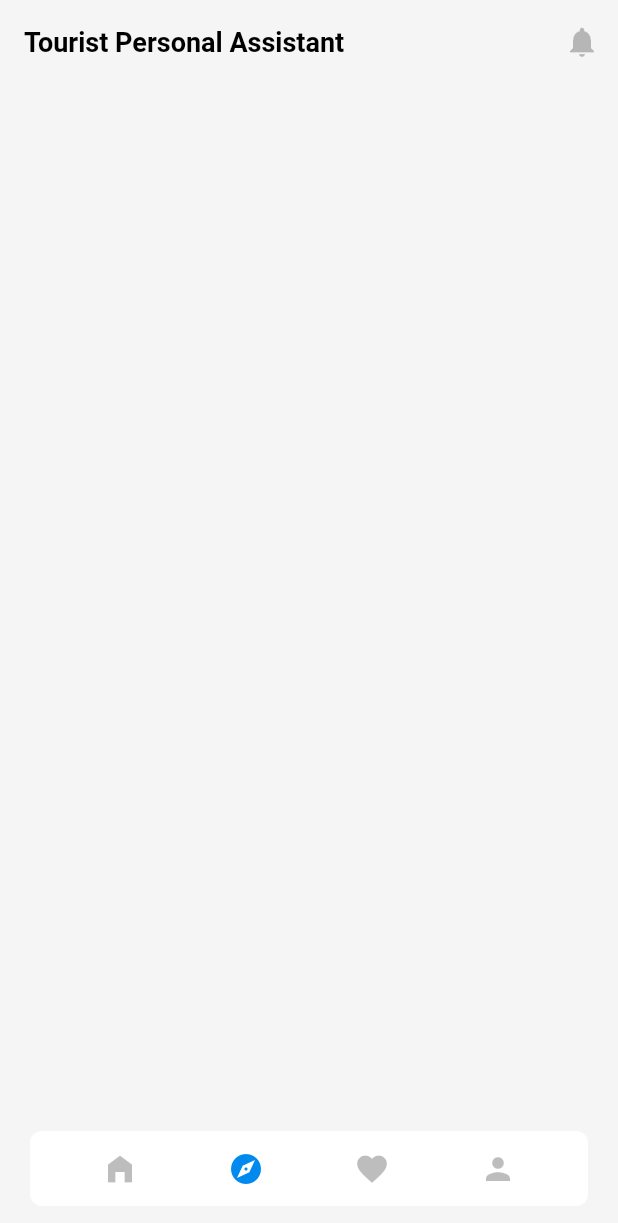
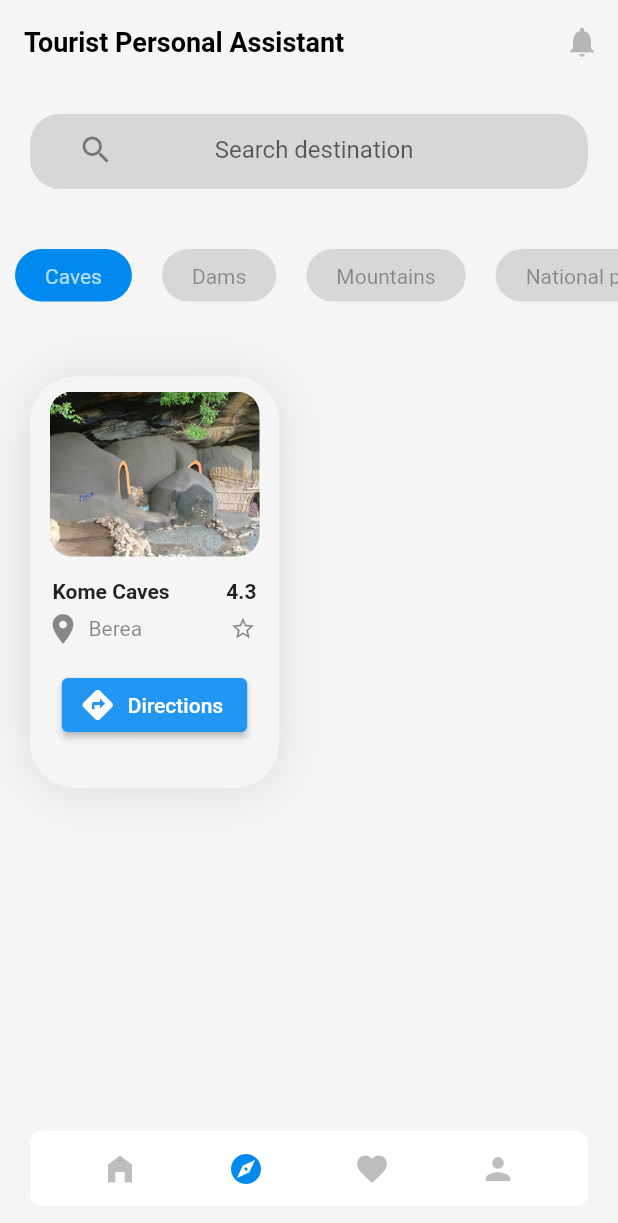
Before and after one commit to KNkoe/Tourist-personal-assistant-app, a Flutter app: the screen it shows after launch, after a tap on the "explore" icon, on a phone screen of 412 x 824 dp. Shown: the top 1223 px of the screen. Run offline on Flutter 3.47's test engine with Material 2 defaults, Android fonts, the phone set to English and light mode, and no system bars.

Commit message:
update UI

```diff
--- a/tourist_personal_assistant/lib/main.dart
+++ b/tourist_personal_assistant/lib/main.dart
@@ -1,5 +1,7 @@
 import 'package:flutter/material.dart';
 import 'package:tourist_personal_assistant/widgets/theme.dart';
+
+import 'screens/home.dart';
 
 void main() {
   runApp(const MyApp());
@@ -18,84 +20,3 @@ class MyApp extends StatelessWidget {
     );
   }
 }
-
-class MyHomePage extends StatefulWidget {
-  const MyHomePage({super.key});
-
-  @override
-  State<MyHomePage> createState() => _MyHomePageState();
-}
-
-class _MyHomePageState extends State<MyHomePage> {
-  int selectedIndex = 0;
-  @override
-  Widget build(BuildContext context) {
-    return Scaffold(
-      appBar: AppBar(
-        title: const Text('Tourist Personal Assistant'),
-        elevation: 0,
-        backgroundColor: Colors.transparent,
-        actions: [
-          IconButton(
-              onPressed: () {},
-              icon: const Icon(
-                Icons.notifications,
-                color: Colors.black26,
-              ))
-        ],
-      ),
-      bottomNavigationBar: Container(
-        margin: const EdgeInsets.only(left: 20, right: 20, bottom: 20),
-        width: double.infinity,
-        height: 50,
-        decoration: BoxDecoration(
-            color: Colors.white, borderRadius: BorderRadius.circular(8)),
-        child: Row(
-          mainAxisAlignment: MainAxisAlignment.spaceEvenly,
-          children: [
-            IconButton(
-                onPressed: () {
-                  setState(() {
-                    selectedIndex = 0;
-                  });
-                },
-                color: selectedIndex == 0
-                    ? Theme.of(context).primaryColor
-                    : Colors.black26,
-                icon: const Icon(Icons.home_filled)),
-            IconButton(
-                onPressed: () {
-                  setState(() {
-                    selectedIndex = 1;
-                  });
-                },
-                color: selectedIndex == 1
-                    ? Theme.of(context).primaryColor
-                    : Colors.black26,
-                icon: const Icon(Icons.explore)),
-            IconButton(
-                onPressed: () {
-                  setState(() {
-                    selectedIndex = 2;
-                  });
-                },
-                color: selectedIndex == 2
-                    ? Theme.of(context).primaryColor
-                    : Colors.black26,
-                icon: const Icon(Icons.favorite)),
-            IconButton(
-                onPressed: () {
-                  setState(() {
-                    selectedIndex = 3;
-                  });
-                },
-                color: selectedIndex == 3
-                    ? Theme.of(context).primaryColor
-                    : Colors.black26,
-                icon: const Icon(Icons.person))
-          ],
-        ),
-      ),
-    );
-  }
-}
--- /dev/null
+++ b/tourist_personal_assistant/lib/screens/home.dart
@@ -0,0 +1,265 @@
+import 'package:flutter/material.dart';
+import 'package:tourist_personal_assistant/widgets/responsive.dart';
+import 'package:animations/animations.dart';
+
+class MyHomePage extends StatefulWidget {
+  const MyHomePage({super.key});
+
+  @override
+  State<MyHomePage> createState() => _MyHomePageState();
+}
+
+class _MyHomePageState extends State<MyHomePage> {
+  final ScrollController _scrollController = ScrollController();
+
+  int selectedNavBarIndex = 0;
+  int selectedTabIndex = 0;
+
+  List<String> destinations = [
+    "Caves",
+    "Dams",
+    "Mountains",
+    "National parks",
+    "Water falls",
+    "Mines"
+  ];
+
+  @override
+  Widget build(BuildContext context) {
+    return Scaffold(
+      appBar: AppBar(
+        title: const Text('Tourist Personal Assistant'),
+        elevation: 0,
+        backgroundColor: Colors.transparent,
+        actions: [
+          IconButton(
+              onPressed: () {},
+              icon: const Icon(
+                Icons.notifications,
+                color: Colors.black26,
+              ))
+        ],
+      ),
+      body: Column(
+        children: [
+          Container(
+            margin: const EdgeInsets.all(20),
+            width: double.infinity,
+            padding: const EdgeInsets.only(left: 20, right: 20),
+            height: 50,
+            decoration: BoxDecoration(
+                color: Colors.black12, borderRadius: BorderRadius.circular(20)),
+            child: TextField(
+              cursorHeight: 20,
+              decoration: InputDecoration(
+                  border: InputBorder.none,
+                  prefixIcon: const Icon(Icons.search),
+                  floatingLabelBehavior: FloatingLabelBehavior.never,
+                  label: const Center(child: Text('Search destination')),
+                  contentPadding: EdgeInsets.only(
+                      bottom: 10, right: screenSize(context).width * 0.1)),
+            ),
+          ),
+          const SizedBox(
+            height: 20,
+          ),
+          SizedBox(
+            width: screenSize(context).width,
+            height: 35,
+            child: ListView(
+              scrollDirection: Axis.horizontal,
+              physics: const BouncingScrollPhysics(),
+              controller: _scrollController,
+              children: destinations
+                  .map((destination) => GestureDetector(
+                        onTap: () {
+                          setState(() {
+                            selectedTabIndex =
+                                destinations.indexOf(destination);
+                          });
+                          if (destinations.indexOf(destination) > 2) {
+                            _scrollController.animateTo(200,
+                                duration: const Duration(seconds: 1),
+                                curve: Curves.ease);
+                          }
+                        },
+                        child: Container(
+                          padding: const EdgeInsets.symmetric(
+                              horizontal: 20, vertical: 10),
+                          margin: const EdgeInsets.symmetric(horizontal: 10),
+                          decoration: BoxDecoration(
+                            borderRadius: BorderRadius.circular(20),
+                            color: selectedTabIndex ==
+                                    destinations.indexOf(destination)
+                                ? Theme.of(context).primaryColor
+                                : Colors.black12,
+                          ),
+                          child: Text(
+                            destination,
+                            style: TextStyle(
+                                color: selectedTabIndex ==
+                                        destinations.indexOf(destination)
+                                    ? Colors.white70
+                                    : Colors.black38),
+                          ),
+                        ),
+                      ))
+                  .toList(),
+            ),
+          ),
+          const SizedBox(
+            height: 40,
+          ),
+          Expanded(
+              child: GridView.count(
+            childAspectRatio: 0.7,
+            controller: ScrollController(keepScrollOffset: false),
+            physics: const BouncingScrollPhysics(),
+            crossAxisCount: 2,
+            children: [
+              Container(
+                margin:
+                    const EdgeInsets.symmetric(horizontal: 20, vertical: 10),
+                padding:
+                    const EdgeInsets.symmetric(vertical: 10, horizontal: 10),
+                width: screenSize(context).width * 0.4,
+                decoration: BoxDecoration(
+                    borderRadius: BorderRadius.circular(30),
+                    color: Theme.of(context).scaffoldBackgroundColor,
+                    boxShadow: [
+                      BoxShadow(
+                          color: Colors.black.withOpacity(0.1),
+                          blurRadius: 30,
+                          spreadRadius: 0,
+                          offset: const Offset(0, 1))
+                    ]),
+                child: OpenContainer(
+                  closedElevation: 0,
+                  closedColor: Colors.transparent,
+                  closedBuilder: (context, action) => Column(
+                    children: [
+                      Container(
+                        height: 110,
+                        width: 140,
+                        decoration: BoxDecoration(
+                            borderRadius: BorderRadius.circular(15),
+                            image: const DecorationImage(
+                                fit: BoxFit.cover,
+                                image: AssetImage(
+                                    "assets/images/Caves/Kome caves/cover.jpg"))),
+                      ),
+                      const SizedBox(
+                        height: 10,
+                      ),
+                      Padding(
+                        padding: const EdgeInsets.all(5),
+                        child: Row(
+                          mainAxisAlignment: MainAxisAlignment.spaceBetween,
+                          children: const [
+                            Text(
+                              "Kome Caves",
+                              style: TextStyle(fontWeight: FontWeight.bold),
+                            ),
+                            Text(
+                              "4.3",
+                              style: TextStyle(fontWeight: FontWeight.bold),
+                            )
+                          ],
+                        ),
+                      ),
+                      Padding(
+                        padding: const EdgeInsets.only(right: 5),
+                        child: Row(
+                          mainAxisAlignment: MainAxisAlignment.spaceBetween,
+                          children: [
+                            Row(
+                              children: const [
+                                Icon(Icons.location_on, color: Colors.black45),
+                                SizedBox(
+                                  width: 5,
+                                ),
+                                Text(
+                                  "Berea",
+                                  style: TextStyle(color: Colors.black45),
+                                ),
+                              ],
+                            ),
+                            const Icon(
+                              Icons.star_border,
+                              size: 18,
+                              color: Colors.black45,
+                            )
+                          ],
+                        ),
+                      ),
+                      const SizedBox(
+                        height: 15,
+                      ),
+                      ElevatedButton.icon(
+                          onPressed: () {},
+                          icon: const Icon(Icons.directions),
+                          label: const Text('Directions'))
+                    ],
+                  ),
+                  openBuilder: (context, action) => Container(),
+                ),
+              )
+            ],
+          ))
+        ],
+      ),
+      bottomNavigationBar: Container(
+        margin: const EdgeInsets.only(left: 20, right: 20, bottom: 20),
+        width: double.infinity,
+        height: 50,
+        decoration: BoxDecoration(
+            color: Colors.white, borderRadius: BorderRadius.circular(8)),
+        child: Row(
+          mainAxisAlignment: MainAxisAlignment.spaceEvenly,
+          children: [
+            IconButton(
+                onPressed: () {
+                  setState(() {
+                    selectedNavBarIndex = 0;
+                  });
+                },
+                color: selectedNavBarIndex == 0
+                    ? Theme.of(context).primaryColor
+                    : Colors.black26,
+                icon: const Icon(Icons.home_filled)),
+            IconButton(
+                onPressed: () {
+                  setState(() {
+                    selectedNavBarIndex = 1;
+                  });
+                },
+                color: selectedNavBarIndex == 1
+                    ? Theme.of(context).primaryColor
+                    : Colors.black26,
+                icon: const Icon(Icons.explore)),
+            IconButton(
+                onPressed: () {
+                  setState(() {
+                    selectedNavBarIndex = 2;
+                  });
+                },
+                color: selectedNavBarIndex == 2
+                    ? Theme.of(context).primaryColor
+                    : Colors.black26,
+                icon: const Icon(Icons.favorite)),
+            IconButton(
+                onPressed: () {
+                  setState(() {
+                    selectedNavBarIndex = 3;
+                  });
+                },
+                color: selectedNavBarIndex == 3
+                    ? Theme.of(context).primaryColor
+                    : Colors.black26,
+                icon: const Icon(Icons.person))
+          ],
+        ),
+      ),
+    );
+  }
+}
--- a/tourist_personal_assistant/pubspec.yaml
+++ b/tourist_personal_assistant/pubspec.yaml
@@ -36,6 +36,7 @@ dependencies:
   # The following adds the Cupertino Icons font to your application.
   # Use with the CupertinoIcons class for iOS style icons.
   cupertino_icons: ^1.0.2
+  animations: ^2.0.7
 
 dev_dependencies:
   flutter_test:
@@ -60,9 +61,8 @@ flutter:
   uses-material-design: true
 
   # To add assets to your application, add an assets section, like this:
-  # assets:
-  #   - images/a_dot_burr.jpeg
-  #   - images/a_dot_ham.jpeg
+  assets:
+    - assets/images/Caves/Kome caves/
 
   # An image asset can refer to one or more resolution-specific "variants", see
   # https://flutter.dev/assets-and-images/#resolution-aware
```
Also changed, not shown: tourist_personal_assistant/pubspec.lock.
